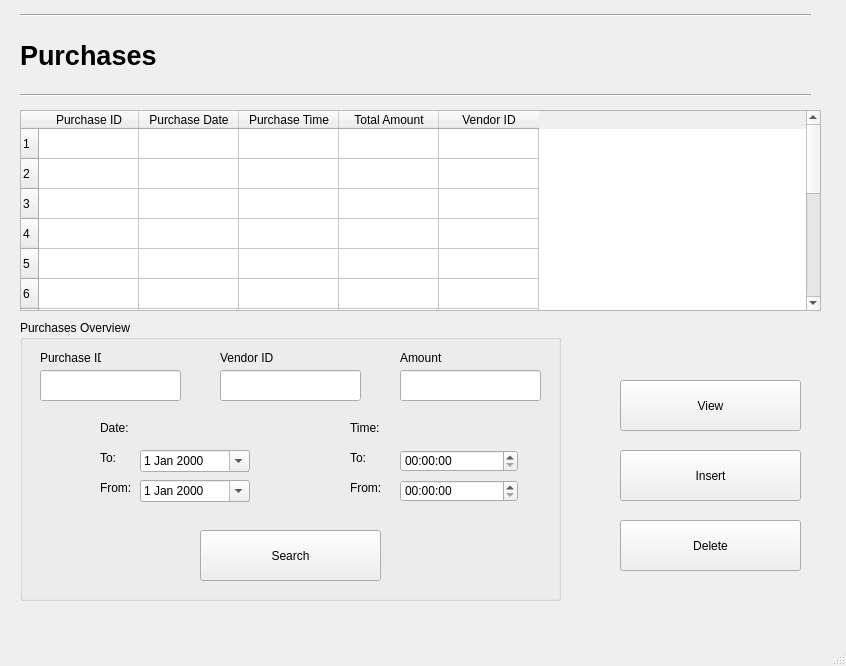
Above: Screens/Purchase.ui from basil-ali-khan/Inventory-Management-System before the change. Below: the same form after it.
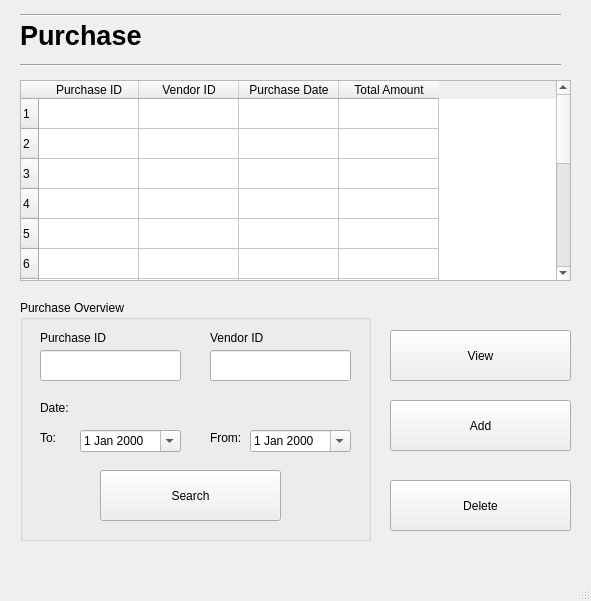
That is the form after the change.

Commit message: some functionalities of purchase added

Diff of the .ui file:
```diff
--- a/Screens/Purchase.ui
+++ b/Screens/Purchase.ui
@@ -6,8 +6,8 @@
    <rect>
     <x>0</x>
     <y>0</y>
-    <width>846</width>
-    <height>666</height>
+    <width>591</width>
+    <height>601</height>
    </rect>
   </property>
   <property name="windowTitle">
@@ -18,8 +18,8 @@
     <property name="geometry">
      <rect>
       <x>20</x>
-      <y>30</y>
-      <width>141</width>
+      <y>10</y>
+      <width>191</width>
       <height>51</height>
      </rect>
     </property>
@@ -31,35 +31,35 @@
      </font>
     </property>
     <property name="text">
-     <string>Purchases</string>
+     <string>Purchase</string>
     </property>
    </widget>
    <widget class="Line" name="line">
     <property name="geometry">
      <rect>
       <x>20</x>
+      <y>50</y>
+      <width>541</width>
+      <height>31</height>
+     </rect>
+    </property>
+    <property name="font">
+     <font>
+      <pointsize>20</pointsize>
+      <weight>75</weight>
+      <bold>true</bold>
+     </font>
+    </property>
+    <property name="orientation">
+     <enum>Qt::Horizontal</enum>
+    </property>
+   </widget>
+   <widget class="QTableWidget" name="purchaseTable">
+    <property name="geometry">
+     <rect>
+      <x>20</x>
       <y>80</y>
-      <width>791</width>
-      <height>31</height>
-     </rect>
-    </property>
-    <property name="font">
-     <font>
-      <pointsize>20</pointsize>
-      <weight>75</weight>
-      <bold>true</bold>
-     </font>
-    </property>
-    <property name="orientation">
-     <enum>Qt::Horizontal</enum>
-    </property>
-   </widget>
-   <widget class="QTableWidget" name="tableWidget">
-    <property name="geometry">
-     <rect>
-      <x>20</x>
-      <y>110</y>
-      <width>801</width>
+      <width>551</width>
       <height>201</height>
      </rect>
     </property>
@@ -143,58 +143,40 @@
       <string>Purchase ID</string>
      </property>
     </column>
+    <column>
+     <property name="text">
+      <string>Vendor ID</string>
+     </property>
+    </column>
     <column>
      <property name="text">
       <string>Purchase Date</string>
      </property>
     </column>
-    <column>
-     <property name="text">
-      <string>Purchase Time</string>
-     </property>
-    </column>
     <column>
      <property name="text">
       <string>Total Amount</string>
      </property>
     </column>
-    <column>
-     <property name="text">
-      <string>Vendor ID</string>
-     </property>
-    </column>
-   </widget>
-   <widget class="QPushButton" name="pushButton">
-    <property name="geometry">
-     <rect>
-      <x>620</x>
-      <y>520</y>
-      <width>181</width>
-      <height>51</height>
-     </rect>
-    </property>
-    <property name="text">
-     <string>Delete</string>
-    </property>
    </widget>
    <widget class="QGroupBox" name="groupBox">
     <property name="geometry">
      <rect>
       <x>20</x>
-      <y>320</y>
-      <width>541</width>
-      <height>281</height>
+      <y>300</y>
+      <width>351</width>
+      <height>241</height>
      </rect>
     </property>
     <property name="title">
-     <string>Purchases Overview</string>
+     <string>Purchase Overview</string>
     </property>
     <widget class="QLabel" name="label_2">
      <property name="geometry">
       <rect>
        <x>20</x>
        <y>30</y>
-       <width>61</width>
+       <width>81</width>
        <height>16</height>
       </rect>
      </property>
@@ -215,7 +197,7 @@
     <widget class="QLabel" name="label_4">
      <property name="geometry">
       <rect>
-       <x>80</x>
+       <x>20</x>
        <y>100</y>
        <width>55</width>
        <height>16</height>
@@ -228,7 +210,7 @@
     <widget class="QLineEdit" name="lineEdit_4">
      <property name="geometry">
       <rect>
-       <x>200</x>
+       <x>190</x>
        <y>50</y>
        <width>141</width>
        <height>31</height>
@@ -238,9 +220,9 @@
     <widget class="QLabel" name="label_5">
      <property name="geometry">
       <rect>
-       <x>200</x>
+       <x>190</x>
        <y>30</y>
-       <width>55</width>
+       <width>81</width>
        <height>16</height>
       </rect>
      </property>
@@ -251,7 +233,7 @@
     <widget class="QLabel" name="label_6">
      <property name="geometry">
       <rect>
-       <x>80</x>
+       <x>20</x>
        <y>130</y>
        <width>55</width>
        <height>16</height>
@@ -264,9 +246,9 @@
     <widget class="QDateEdit" name="dateEdit_2">
      <property name="geometry">
       <rect>
-       <x>120</x>
+       <x>60</x>
        <y>130</y>
-       <width>110</width>
+       <width>101</width>
        <height>22</height>
       </rect>
      </property>
@@ -277,8 +259,8 @@
     <widget class="QLabel" name="label_7">
      <property name="geometry">
       <rect>
-       <x>80</x>
-       <y>160</y>
+       <x>190</x>
+       <y>130</y>
        <width>55</width>
        <height>16</height>
       </rect>
@@ -290,9 +272,9 @@
     <widget class="QDateEdit" name="dateEdit_3">
      <property name="geometry">
       <rect>
-       <x>120</x>
-       <y>160</y>
-       <width>110</width>
+       <x>230</x>
+       <y>130</y>
+       <width>101</width>
        <height>22</height>
       </rect>
      </property>
@@ -300,70 +282,11 @@
       <bool>true</bool>
      </property>
     </widget>
-    <widget class="QLabel" name="label_9">
+    <widget class="QPushButton" name="purchase">
      <property name="geometry">
       <rect>
-       <x>330</x>
-       <y>130</y>
-       <width>55</width>
-       <height>16</height>
-      </rect>
-     </property>
-     <property name="text">
-      <string>To:</string>
-     </property>
-    </widget>
-    <widget class="QLabel" name="label_10">
-     <property name="geometry">
-      <rect>
-       <x>330</x>
-       <y>160</y>
-       <width>55</width>
-       <height>16</height>
-      </rect>
-     </property>
-     <property name="text">
-      <string>From:</string>
-     </property>
-    </widget>
-    <widget class="QLabel" name="label_11">
-     <property name="geometry">
-      <rect>
-       <x>330</x>
-       <y>100</y>
-       <width>55</width>
-       <height>16</height>
-      </rect>
-     </property>
-     <property name="text">
-      <string>Time:</string>
-     </property>
-    </widget>
-    <widget class="QTimeEdit" name="timeEdit">
-     <property name="geometry">
-      <rect>
-       <x>380</x>
-       <y>130</y>
-       <width>118</width>
-       <height>22</height>
-      </rect>
-     </property>
-    </widget>
-    <widget class="QTimeEdit" name="timeEdit_2">
-     <property name="geometry">
-      <rect>
-       <x>380</x>
-       <y>160</y>
-       <width>118</width>
-       <height>22</height>
-      </rect>
-     </property>
-    </widget>
-    <widget class="QPushButton" name="pushButton_2">
-     <property name="geometry">
-      <rect>
-       <x>180</x>
-       <y>210</y>
+       <x>80</x>
+       <y>170</y>
        <width>181</width>
        <height>51</height>
       </rect>
@@ -372,39 +295,13 @@
       <string>Search</string>
      </property>
     </widget>
-    <widget class="QLabel" name="label_12">
-     <property name="geometry">
-      <rect>
-       <x>380</x>
-       <y>30</y>
-       <width>81</width>
-       <height>16</height>
-      </rect>
-     </property>
-     <property name="text">
-      <string>Amount</string>
-     </property>
-    </widget>
-    <widget class="QLineEdit" name="lineEdit_6">
-     <property name="geometry">
-      <rect>
-       <x>380</x>
-       <y>50</y>
-       <width>141</width>
-       <height>31</height>
-      </rect>
-     </property>
-     <property name="text">
-      <string/>
-     </property>
-    </widget>
    </widget>
    <widget class="Line" name="line_2">
     <property name="geometry">
      <rect>
       <x>20</x>
       <y>0</y>
-      <width>791</width>
+      <width>541</width>
       <height>31</height>
      </rect>
     </property>
@@ -422,21 +319,21 @@
    <widget class="QPushButton" name="pushButton_3">
     <property name="geometry">
      <rect>
-      <x>620</x>
-      <y>450</y>
+      <x>390</x>
+      <y>400</y>
       <width>181</width>
       <height>51</height>
      </rect>
     </property>
     <property name="text">
-     <string>Insert</string>
+     <string>Add</string>
     </property>
    </widget>
    <widget class="QPushButton" name="pushButton_4">
     <property name="geometry">
      <rect>
-      <x>620</x>
-      <y>380</y>
+      <x>390</x>
+      <y>330</y>
       <width>181</width>
       <height>51</height>
      </rect>
@@ -445,6 +342,19 @@
      <string>View</string>
     </property>
    </widget>
+   <widget class="QPushButton" name="deletePurchaseButton">
+    <property name="geometry">
+     <rect>
+      <x>390</x>
+      <y>480</y>
+      <width>181</width>
+      <height>51</height>
+     </rect>
+    </property>
+    <property name="text">
+     <string>Delete</string>
+    </property>
+   </widget>
   </widget>
   <widget class="QMenuBar" name="menubar">
    <property name="geometry">
```
Left out of the diff: 10 changed lines with no effect on the pictures. The commit also changes 9 other files.
